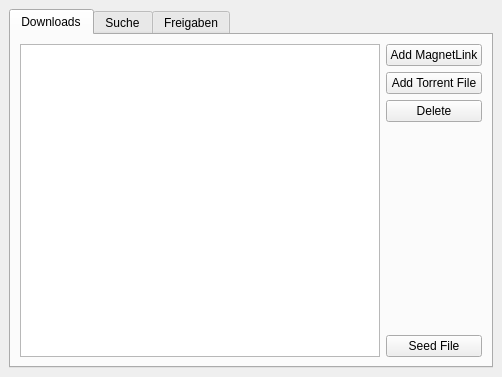
Above: test.ui from puhoy/qbit before the change. Below: the same form after it.
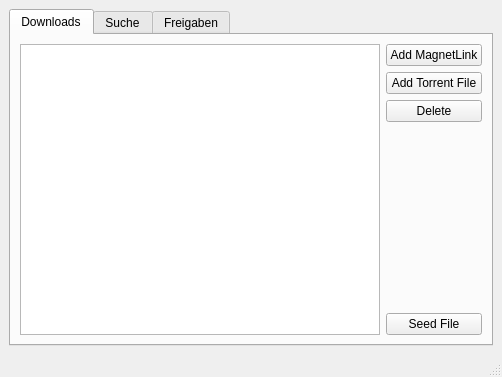
That is the form after the change.

```diff
--- a/test.ui
+++ b/test.ui
@@ -104,6 +104,7 @@
     </item>
    </layout>
   </widget>
+  <widget class="QStatusBar" name="statusBar"/>
  </widget>
  <resources/>
  <connections/>
```
